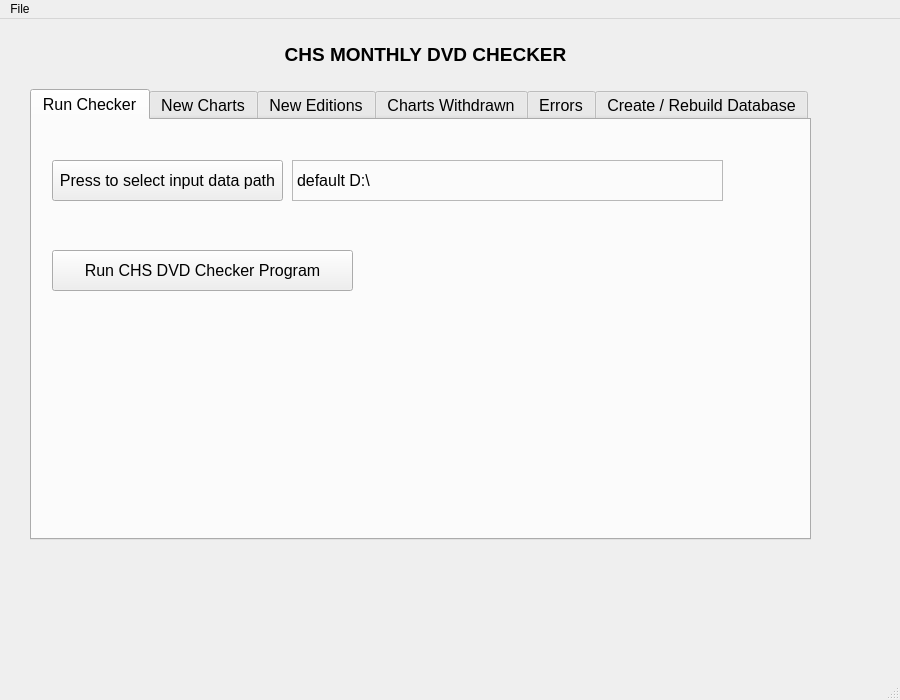
Old version of the form CHS_DVD_Checker.ui in the repository Mabus00/CHS-DVD-Reader.
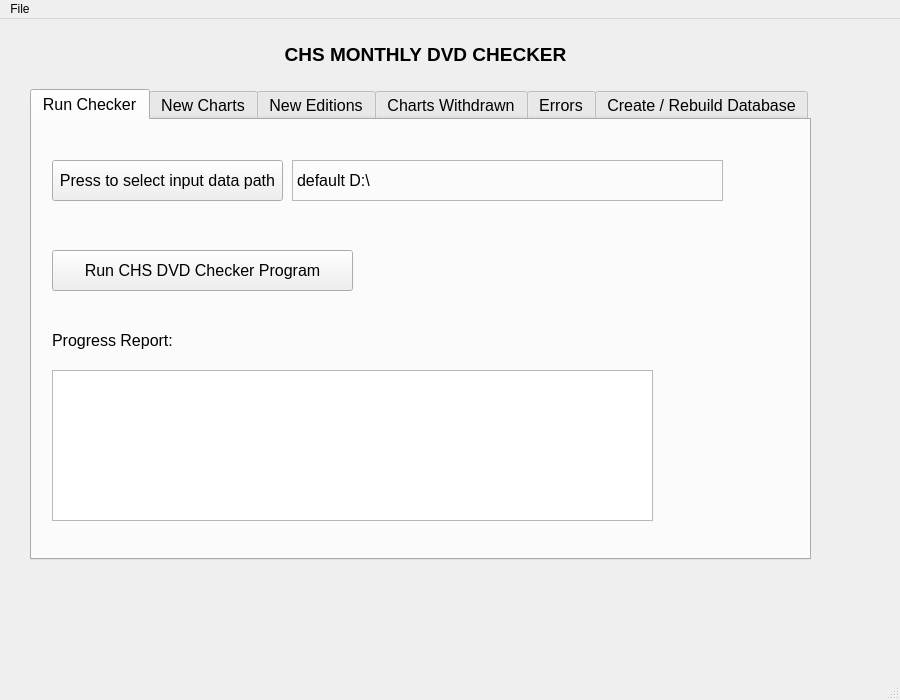
New version of the form.

Commit message: additional improvements to GUI and custom_signals

```diff
--- a/CHS_DVD_Checker.ui
+++ b/CHS_DVD_Checker.ui
@@ -49,7 +49,7 @@
       <x>30</x>
       <y>70</y>
       <width>781</width>
-      <height>451</height>
+      <height>471</height>
      </rect>
     </property>
     <property name="sizePolicy">
@@ -123,6 +123,29 @@
        <string>Run CHS DVD Checker Program</string>
       </property>
      </widget>
+     <widget class="QLabel" name="runCheckerProgressReportLabel">
+      <property name="geometry">
+       <rect>
+        <x>20</x>
+        <y>210</y>
+        <width>171</width>
+        <height>21</height>
+       </rect>
+      </property>
+      <property name="text">
+       <string>Progress Report:</string>
+      </property>
+     </widget>
+     <widget class="QTextBrowser" name="runCheckerTextBrowser">
+      <property name="geometry">
+       <rect>
+        <x>20</x>
+        <y>250</y>
+        <width>601</width>
+        <height>151</height>
+       </rect>
+      </property>
+     </widget>
     </widget>
     <widget class="QWidget" name="new_charts">
      <attribute name="title">
```
Left out of the diff: 6 changed lines with no effect on the pictures. The commit also changes 5 other files.
